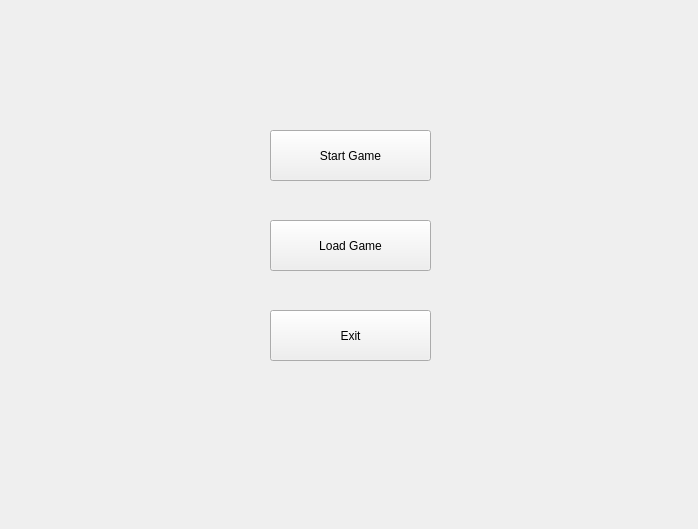
newbeeyhy/myGame, file src/startmenu.ui: the form before one commit.
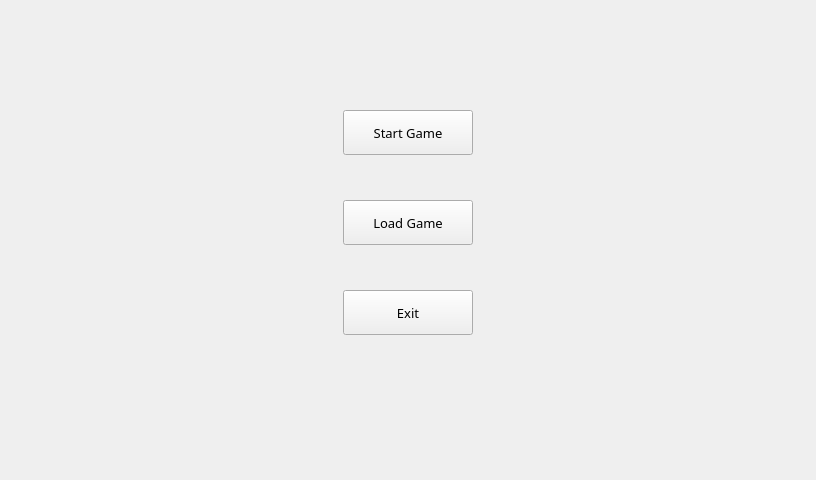
The form after the commit. Icons and pictures are not drawn.

The edit to the form file:
```diff
--- a/src/startmenu.ui
+++ b/src/startmenu.ui
@@ -6,8 +6,8 @@
    <rect>
     <x>0</x>
     <y>0</y>
-    <width>698</width>
-    <height>529</height>
+    <width>816</width>
+    <height>480</height>
    </rect>
   </property>
   <property name="windowTitle">
@@ -20,12 +20,18 @@
   <widget class="QPushButton" name="pushButtonStartGame">
    <property name="geometry">
     <rect>
-     <x>270</x>
-     <y>130</y>
-     <width>161</width>
-     <height>51</height>
+     <x>343</x>
+     <y>110</y>
+     <width>130</width>
+     <height>45</height>
     </rect>
    </property>
+   <property name="font">
+    <font>
+     <family>Algerian</family>
+     <pointsize>10</pointsize>
+    </font>
+   </property>
    <property name="text">
     <string>Start Game</string>
    </property>
@@ -33,12 +39,18 @@
   <widget class="QPushButton" name="pushButtonExit">
    <property name="geometry">
     <rect>
-     <x>270</x>
-     <y>310</y>
-     <width>161</width>
-     <height>51</height>
+     <x>343</x>
+     <y>290</y>
+     <width>130</width>
+     <height>45</height>
     </rect>
    </property>
+   <property name="font">
+    <font>
+     <family>Algerian</family>
+     <pointsize>10</pointsize>
+    </font>
+   </property>
    <property name="text">
     <string>Exit</string>
    </property>
@@ -46,12 +58,18 @@
   <widget class="QPushButton" name="pushButtonLoadGame">
    <property name="geometry">
     <rect>
-     <x>270</x>
-     <y>220</y>
-     <width>161</width>
-     <height>51</height>
+     <x>343</x>
+     <y>200</y>
+     <width>130</width>
+     <height>45</height>
     </rect>
    </property>
+   <property name="font">
+    <font>
+     <family>Algerian</family>
+     <pointsize>10</pointsize>
+    </font>
+   </property>
    <property name="text">
     <string>Load Game</string>
    </property>
```
Left out of the diff: 3 changed lines with no effect on the pictures.
